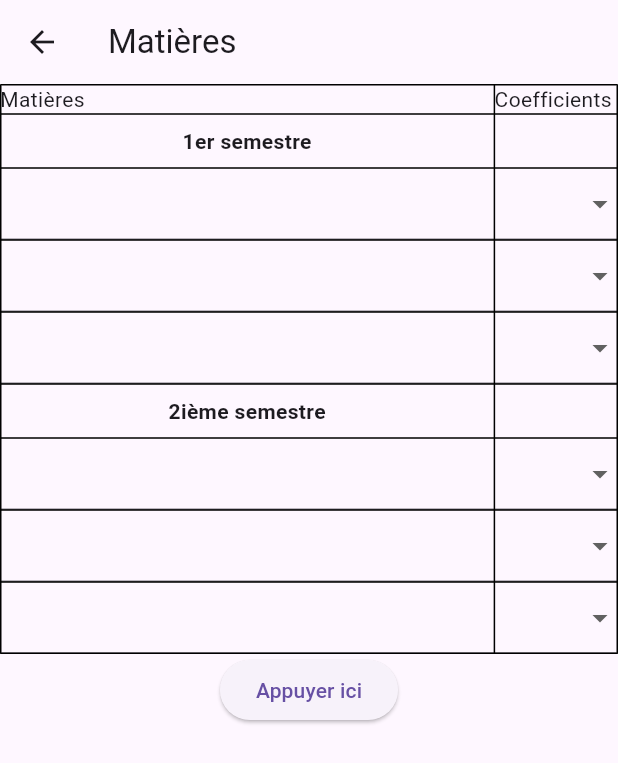
After one commit to Abel-l99/KAR, a Flutter app: the AnneeCourante screen opened directly, after a tap on "Valider", on a phone screen of 412 x 824 dp. The commit adds this screen. Shown: the top 763 px of the screen. Run offline on Flutter 3.47's test engine with Material 3 defaults, Android fonts, the phone set to English and light mode, and no system bars; our stand-ins replace shared_preferences, sqflite, table_calendar; accounts and stored records are empty.

Commit message:
page d'ajout des matières

```diff
--- a/kar/lib/screens/annee_courante.dart
+++ b/kar/lib/screens/annee_courante.dart
@@ -1,5 +1,6 @@
 import 'package:flutter/material.dart';
 import 'package:flutter/services.dart';
+import 'package:kar/screens/save_matiere.dart';
 
 class AnneeCourante extends StatefulWidget {
   const AnneeCourante({super.key});
@@ -163,6 +164,19 @@ class _AnneeCouranteState extends State<AnneeCourante> {
               ],
             ),
 
+            SizedBox(height: screenHeight*0.01),
+
+            ElevatedButton(
+                onPressed: (){
+
+                  Navigator.push(
+                      context,
+                      MaterialPageRoute(builder: (context) => SaveMatiere())
+                  );
+                },
+                child: Text("Valider")
+            )
+
           ],
         ),
       ),
--- a/kar/lib/screens/home_screen.dart
+++ b/kar/lib/screens/home_screen.dart
@@ -106,7 +106,7 @@ class _HomeScreenState extends State<HomeScreen> {
               ),
               ListTile(
                 title: Text(widget.isDarkMode ? "Thème clair" : "Thème sombre"),
-                onTap: widget.toggleTheme, // Changer le thème au clic
+                onTap: widget.toggleTheme,
               ),
               ListTile(
                 title: Text("Déconnexion"),
--- /dev/null
+++ b/kar/lib/screens/save_matiere.dart
@@ -0,0 +1,132 @@
+import 'package:flutter/material.dart';
+import 'package:flutter/services.dart';
+
+class SaveMatiere extends StatefulWidget {
+  const SaveMatiere({super.key});
+
+  @override
+  State<SaveMatiere> createState() => _SaveMatiereState();
+}
+
+class _SaveMatiereState extends State<SaveMatiere> {
+  @override
+  Widget build(BuildContext context) {
+
+    final screenWidth = MediaQuery.of(context).size.width;
+    final screenHeight = MediaQuery.of(context).size.height;
+
+    return SafeArea(child: Scaffold(
+      appBar: AppBar(
+        title: Text("Matières"),
+      ),
+
+      body: Column(
+        children: [
+          Table(
+            border: TableBorder.all(),
+            columnWidths: {
+              0: FixedColumnWidth(screenWidth*0.8),
+              1: FixedColumnWidth(screenWidth*0.2)
+            },
+            children: [
+              TableRow(
+                children: [
+                  Text("Matières"),
+                  Text("Coefficients")
+                ],
+              ),
+
+              TableRow(
+                children: [
+                  TableCell(
+                    child: Padding(
+                      padding: const EdgeInsets.all(8.0),
+                      child: Center(
+                        child: Text(
+                          "1er semestre",
+                          textAlign: TextAlign.center,
+                          style: TextStyle(fontWeight: FontWeight.bold),
+                        ),
+                      ),
+                    ),
+                  ),
+                  SizedBox(),
+                ],
+              ),
+
+
+              for (int i = 1; i <= 3; i++)
+                TableRow(
+                  children: [
+                    TextField(),
+
+                    DropdownButtonFormField<int>(
+                      items: List.generate(15, (index){
+                        int coef = index+1;
+                        return DropdownMenuItem<int>(
+                            value: coef,
+                            child: Text(coef.toString())
+                        );
+                      }),
+                      onChanged: (int? value) {  },
+                    ),
+                  ],
+                ),
+
+
+
+
+
+              TableRow(
+                children: [
+                  TableCell(
+                    child: Padding(
+                      padding: const EdgeInsets.all(8.0),
+                      child: Center(
+                        child: Text(
+                          "2ième semestre",
+                          textAlign: TextAlign.center,
+                          style: TextStyle(fontWeight: FontWeight.bold),
+                        ),
+                      ),
+                    ),
+                  ),
+                  SizedBox(),
+                ],
+              ),
+
+
+              for (int i = 1; i <= 3; i++)
+                TableRow(
+                  children: [
+                    TextField(),
+
+                    DropdownButtonFormField<int>(
+                      items: List.generate(15, (index){
+                        int coef = index+1;
+                        return DropdownMenuItem<int>(
+                            value: coef,
+                            child: Text(coef.toString())
+                        );
+                      }),
+                      onChanged: (int? value) {  },
+                    ),
+                  ],
+                ),
+
+
+            ],
+          ),
+
+          ElevatedButton(
+            onPressed: () {
+              print("Bouton pressé !");
+            },
+            child: Text("Appuyer ici"),
+          ),
+        ],
+      ),
+
+    ));
+  }
+}
```
